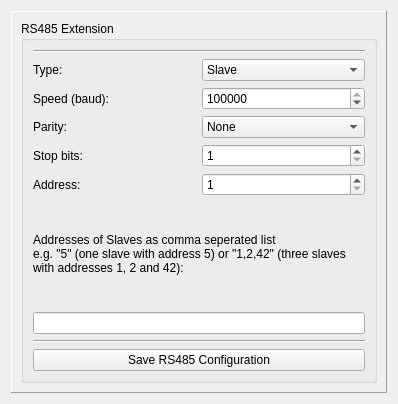
Before: the Qt Designer form src/brickv/plugin_system/plugins/master/ui/rs485.ui in Tinkerforge/brickv, drawn with Qt 5.
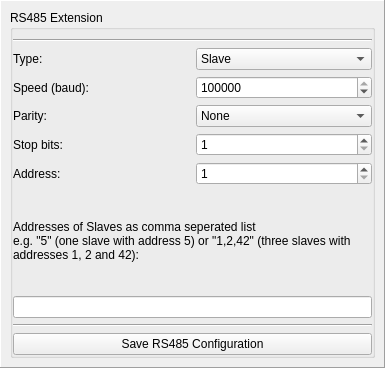
After: the same form once the commit is applied.

Commit message: Add Stack ID, UID, FW Version and Reset button to each tab

The edit to the form file:
```diff
--- a/src/brickv/plugin_system/plugins/master/ui/rs485.ui
+++ b/src/brickv/plugin_system/plugins/master/ui/rs485.ui
@@ -6,14 +6,17 @@
    <rect>
     <x>0</x>
     <y>0</y>
-    <width>398</width>
-    <height>404</height>
+    <width>385</width>
+    <height>368</height>
    </rect>
   </property>
   <property name="windowTitle">
    <string>Form</string>
   </property>
   <layout class="QVBoxLayout" name="verticalLayout">
+   <property name="margin">
+    <number>0</number>
+   </property>
    <item>
     <widget class="QFrame" name="frame">
      <property name="frameShape">
@@ -29,6 +32,15 @@
          <string>RS485 Extension</string>
         </property>
         <layout class="QVBoxLayout" name="verticalLayout_2">
+         <property name="leftMargin">
+          <number>0</number>
+         </property>
+         <property name="rightMargin">
+          <number>0</number>
+         </property>
+         <property name="bottomMargin">
+          <number>0</number>
+         </property>
          <item>
           <widget class="Line" name="line_2">
            <property name="orientation">
```
The commit also changes 6 other files.
